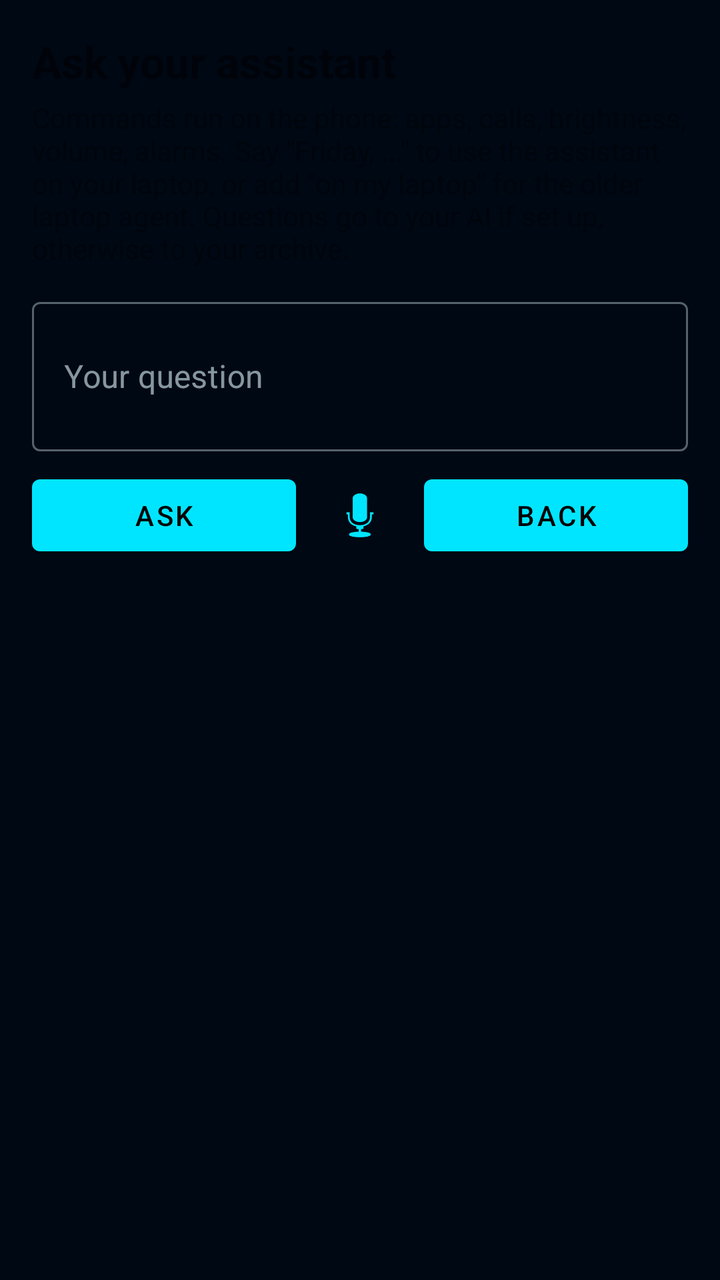
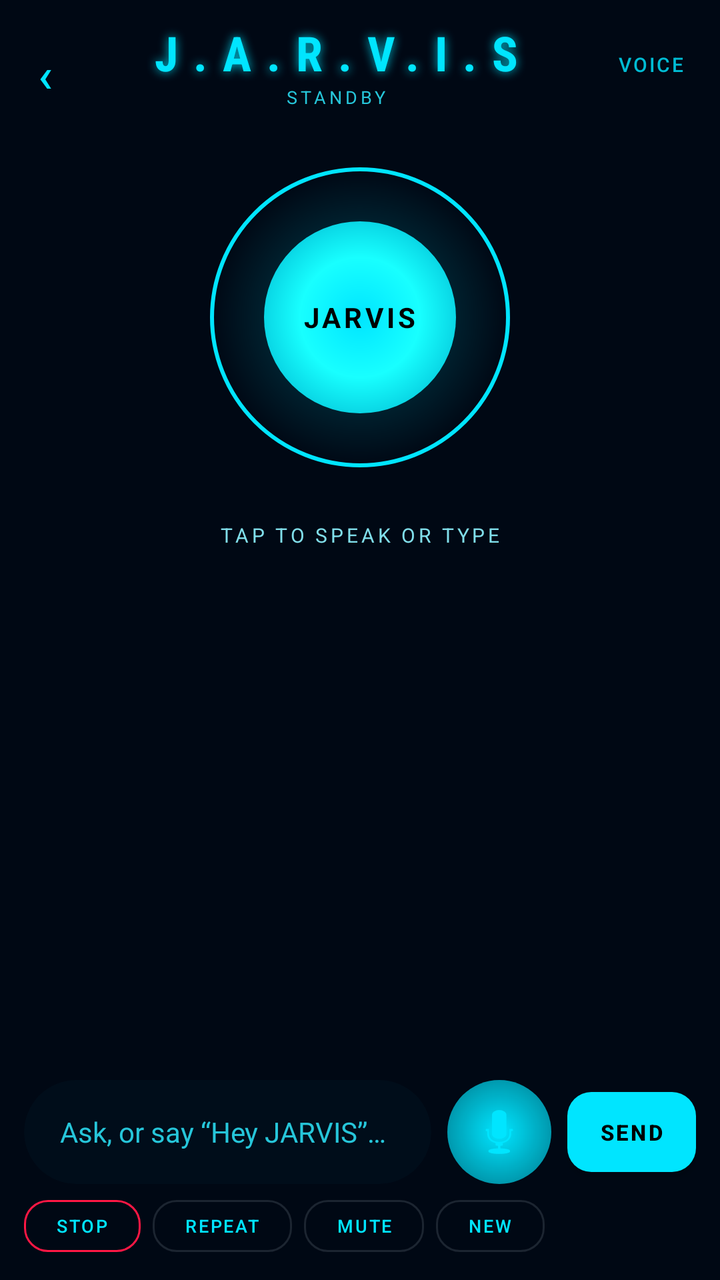

The first picture is an Android layout as it rendered before a commit; the second is the same layout after the commit. The layout source and the unified diff follow.
<!-- AndroidManifest.xml: application theme Theme.BonjeeNotifier -->
<!-- res/layout/activity_ask.xml -->
<?xml version="1.0" encoding="utf-8"?>
<LinearLayout xmlns:android="http://schemas.android.com/apk/res/android"
    xmlns:app="http://schemas.android.com/apk/res-auto"
    android:layout_width="match_parent"
    android:layout_height="match_parent"
    android:orientation="vertical"
    android:padding="16dp">

    <TextView
        android:layout_width="wrap_content"
        android:layout_height="wrap_content"
        android:text="Ask your assistant"
        android:textSize="22sp"
        android:textStyle="bold" />

    <TextView
        android:layout_width="match_parent"
        android:layout_height="wrap_content"
        android:layout_marginTop="4dp"
        android:layout_marginBottom="12dp"
        android:alpha="0.7"
        android:text="Commands run on the phone: apps, calls, brightness, volume, alarms. Say &quot;Friday, ...&quot; to use the assistant on your laptop, or add &quot;on my laptop&quot; for the older laptop agent. Questions go to your AI if set up, otherwise to your archive." />

    <com.google.android.material.textfield.TextInputLayout
        style="@style/Widget.MaterialComponents.TextInputLayout.OutlinedBox"
        android:layout_width="match_parent"
        android:layout_height="wrap_content"
        android:hint="Your question">

        <com.google.android.material.textfield.TextInputEditText
            android:id="@+id/editQuestion"
            android:layout_width="match_parent"
            android:layout_height="wrap_content"
            android:inputType="textMultiLine"
            android:minLines="2" />
    </com.google.android.material.textfield.TextInputLayout>

    <LinearLayout
        android:layout_width="match_parent"
        android:layout_height="wrap_content"
        android:layout_marginTop="8dp"
        android:orientation="horizontal">

        <Button
            android:id="@+id/btnAsk"
            android:layout_width="0dp"
            android:layout_height="wrap_content"
            android:layout_weight="1"
            android:text="Ask" />

        <ImageButton
            android:id="@+id/btnMic"
            android:layout_width="48dp"
            android:layout_height="48dp"
            android:layout_gravity="center_vertical"
            android:layout_marginStart="8dp"
            android:layout_marginEnd="8dp"
            android:background="?attr/selectableItemBackgroundBorderless"
            android:contentDescription="Speak"
            android:src="@android:drawable/ic_btn_speak_now"
            android:tint="@color/cyan" />

        <Button
            android:id="@+id/btnBack"
            android:layout_width="0dp"
            android:layout_height="wrap_content"
            android:layout_weight="1"
            android:text="Back" />
    </LinearLayout>

    <Button
        android:id="@+id/btnCancel"
        android:layout_width="match_parent"
        android:layout_height="wrap_content"
        android:layout_marginTop="4dp"
        android:text="Cancel task on laptop"
        android:visibility="gone" />

    <ScrollView
        android:layout_width="match_parent"
        android:layout_height="0dp"
        android:layout_marginTop="12dp"
        android:layout_weight="1">

        <TextView
            android:id="@+id/txtAnswer"
            android:layout_width="match_parent"
            android:layout_height="wrap_content"
            android:fontFamily="monospace"
            android:textIsSelectable="true"
            android:textSize="13sp" />
    </ScrollView>

</LinearLayout>
<!-- resources referenced by this layout -->
<resources>
  <color name="cyan">#00e5ff</color>
  <style name="Theme.BonjeeNotifier" parent="Theme.MaterialComponents.DayNight.NoActionBar">
          <item name="colorPrimary">@color/cyan</item>
          <item name="colorPrimaryVariant">@color/cyan_bright</item>
          <item name="colorOnPrimary">@color/black</item>
          <item name="colorSecondary">@color/orange</item>
          <item name="colorSecondaryVariant">@color/orange_bright</item>
          <item name="colorOnSecondary">@color/black</item>
          <item name="android:statusBarColor">@color/bg_primary</item>
          <item name="android:navigationBarColor">@color/bg_primary</item>
          <item name="android:windowBackground">@color/bg_primary</item>
          <item name="colorSurface">@color/bg_card</item>
          <item name="colorOnSurface">@color/text_primary</item>
      </style>
  <color name="cyan_bright">#18ffff</color>
  <color name="black">#FF000000</color>
  <color name="orange">#ff6f00</color>
  <color name="orange_bright">#ff9100</color>
  <color name="bg_primary">#000814</color>
  <color name="bg_card">#000d1a</color>
  <color name="text_primary">#e0f7fa</color>
</resources>

<!-- the commit's change to res/layout/activity_ask.xml (unified diff, before → after) -->
@@ -3,92 +3,286 @@
     xmlns:app="http://schemas.android.com/apk/res-auto"
     android:layout_width="match_parent"
     android:layout_height="match_parent"
-    android:orientation="vertical"
-    android:padding="16dp">
+    android:background="@color/bg_primary"
+    android:orientation="vertical">
+
+    
+    <LinearLayout
+        android:layout_width="match_parent"
+        android:layout_height="wrap_content"
+        android:gravity="center_vertical"
+        android:orientation="horizontal"
+        android:paddingStart="10dp"
+        android:paddingTop="10dp"
+        android:paddingEnd="10dp"
+        android:paddingBottom="2dp">
+
+        <com.google.android.material.button.MaterialButton
+            android:id="@+id/btnBack"
+            style="@style/Widget.MaterialComponents.Button.TextButton"
+            android:layout_width="wrap_content"
+            android:layout_height="44dp"
+            android:minWidth="0dp"
+            android:text="‹"
+            android:textColor="@color/cyan"
+            android:textSize="24sp" />
+
+        <LinearLayout
+            android:layout_width="0dp"
+            android:layout_height="wrap_content"
+            android:layout_weight="1"
+            android:gravity="center"
+            android:orientation="vertical">
+
+            <TextView
+                android:layout_width="wrap_content"
+                android:layout_height="wrap_content"
+                android:fontFamily="sans-serif-condensed"
+                android:letterSpacing="0.32"
+                android:shadowColor="@color/cyan_glow"
+                android:shadowRadius="12"
+                android:text="J.A.R.V.I.S"
+                android:textColor="@color/cyan"
+                android:textSize="24sp"
+                android:textStyle="bold" />
+
+            <TextView
+                android:id="@+id/txtStatus"
+                android:layout_width="wrap_content"
+                android:layout_height="wrap_content"
+                android:letterSpacing="0.18"
+                android:text="STANDBY"
+                android:textColor="@color/text_dim"
+                android:textSize="9sp" />
+        </LinearLayout>
+
+        <com.google.android.material.button.MaterialButton
+            android:id="@+id/btnVoiceSettings"
+            style="@style/Widget.MaterialComponents.Button.TextButton"
+            android:layout_width="wrap_content"
+            android:layout_height="44dp"
+            android:minWidth="0dp"
+            android:text="VOICE"
+            android:textColor="@color/cyan_glow"
+            android:textSize="10sp" />
+    </LinearLayout>
+
+    
+    <FrameLayout
+        android:id="@+id/coreContainer"
+        android:layout_width="200dp"
+        android:layout_height="200dp"
+        android:layout_gravity="center_horizontal"
+        android:layout_marginTop="2dp">
+
+        <View
+            android:id="@+id/coreHalo"
+            android:layout_width="190dp"
+            android:layout_height="190dp"
+            android:layout_gravity="center"
+            android:alpha="0.30"
+            android:background="@drawable/glow_circle" />
+
+        <View
+            android:id="@+id/coreRing"
+            android:layout_width="150dp"
+            android:layout_height="150dp"
+            android:layout_gravity="center"
+            android:background="@drawable/core_ring" />
+
+        <View
+            android:id="@+id/coreInner"
+            android:layout_width="96dp"
+            android:layout_height="96dp"
+            android:layout_gravity="center"
+            android:background="@drawable/core_inner_glow" />
+
+        <TextView
+            android:id="@+id/txtCoreLabel"
+            android:layout_width="wrap_content"
+            android:layout_height="wrap_content"
+            android:layout_gravity="center"
+            android:letterSpacing="0.12"
+            android:text="JARVIS"
+            android:textColor="@color/black"
+            android:textSize="14sp"
+            android:textStyle="bold" />
+    </FrameLayout>
 
     <TextView
-        android:layout_width="wrap_content"
-        android:layout_height="wrap_content"
-        android:text="Ask your assistant"
-        android:textSize="22sp"
-        android:textStyle="bold" />
+        android:id="@+id/txtMicState"
+        android:layout_width="match_parent"
+        android:layout_height="wrap_content"
+        android:layout_marginTop="2dp"
+        android:gravity="center"
+        android:letterSpacing="0.16"
+        android:text="TAP TO SPEAK OR TYPE"
+        android:textColor="@color/text_secondary"
+        android:textSize="10sp" />
+
+    
+    <ScrollView
+        android:id="@+id/conversationScroll"
+        android:layout_width="match_parent"
+        android:layout_height="0dp"
+        android:layout_marginTop="6dp"
+        android:layout_weight="1"
+        android:clipToPadding="false"
+        android:fillViewport="true"
+        android:paddingStart="12dp"
+        android:paddingEnd="12dp"
+        android:scrollbars="none">
+
+        <LinearLayout
+            android:id="@+id/conversationList"
+            android:layout_width="match_parent"
+            android:layout_height="wrap_content"
+            android:gravity="bottom"
+            android:orientation="vertical"
+            android:paddingTop="4dp"
+            android:paddingBottom="8dp" />
+    </ScrollView>
 
     <TextView
-        android:layout_width="match_parent"
-        android:layout_height="wrap_content"
-        android:layout_marginTop="4dp"
-        android:layout_marginBottom="12dp"
-        android:alpha="0.7"
-        android:text="Commands run on the phone: apps, calls, brightness, volume, alarms. Say &quot;Friday, ...&quot; to use the assistant on your laptop, or add &quot;on my laptop&quot; for the older laptop agent. Questions go to your AI if set up, otherwise to your archive." />
-
-    <com.google.android.material.textfield.TextInputLayout
-        style="@style/Widget.MaterialComponents.TextInputLayout.OutlinedBox"
-        android:layout_width="match_parent"
-        android:layout_height="wrap_content"
-        android:hint="Your question">
-
-        <com.google.android.material.textfield.TextInputEditText
-            android:id="@+id/editQuestion"
-            android:layout_width="match_parent"
-            android:layout_height="wrap_content"
-            android:inputType="textMultiLine"
-            android:minLines="2" />
-    </com.google.android.material.textfield.TextInputLayout>
-
+        android:id="@+id/txtLive"
+        android:layout_width="match_parent"
+        android:layout_height="wrap_content"
+        android:ellipsize="end"
+        android:maxLines="2"
+        android:paddingStart="18dp"
+        android:paddingTop="2dp"
+        android:paddingEnd="18dp"
+        android:text=""
+        android:textColor="@color/amber"
+        android:textSize="10sp" />
+
+    
     <LinearLayout
         android:layout_width="match_parent"
         android:layout_height="wrap_content"
-        android:layout_marginTop="8dp"
-        android:orientation="horizontal">
-
-        <Button
-            android:id="@+id/btnAsk"
+        android:gravity="center_vertical"
+        android:orientation="horizontal"
+        android:paddingStart="12dp"
+        android:paddingTop="6dp"
+        android:paddingEnd="12dp"
+        android:paddingBottom="2dp">
+
+        <com.google.android.material.card.MaterialCardView
             android:layout_width="0dp"
-            android:layout_height="wrap_content"
+            android:layout_height="52dp"
             android:layout_weight="1"
-            android:text="Ask" />
+            app:cardBackgroundColor="@color/bg_card"
+            app:cardCornerRadius="26dp"
+            app:cardElevation="0dp"
+            app:strokeColor="@color/border_cyan"
+            app:strokeWidth="1dp">
+
+            <EditText
+                android:id="@+id/editQuestion"
+                android:layout_width="match_parent"
+                android:layout_height="match_parent"
+                android:background="@android:color/transparent"
+                android:hint="Ask, or say “Hey JARVIS”…"
+                android:imeOptions="actionSend"
+                android:inputType="textCapSentences|textMultiLine"
+                android:maxLines="3"
+                android:paddingStart="18dp"
+                android:paddingEnd="12dp"
+                android:textColor="@color/text_primary"
+                android:textColorHint="@color/text_dim"
+                android:textSize="14sp" />
+        </com.google.android.material.card.MaterialCardView>
 
         <ImageButton
             android:id="@+id/btnMic"
-            android:layout_width="48dp"
-            android:layout_height="48dp"
-            android:layout_gravity="center_vertical"
+            android:layout_width="52dp"
+            android:layout_height="52dp"
             android:layout_marginStart="8dp"
-            android:layout_marginEnd="8dp"
-            android:background="?attr/selectableItemBackgroundBorderless"
+            android:background="@drawable/glow_circle"
             android:contentDescription="Speak"
+            android:padding="12dp"
             android:src="@android:drawable/ic_btn_speak_now"
             android:tint="@color/cyan" />
 
-        <Button
-            android:id="@+id/btnBack"
-            android:layout_width="0dp"
-            android:layout_height="wrap_content"
-            android:layout_weight="1"
-            android:text="Back" />
+        <com.google.android.material.button.MaterialButton
+            android:id="@+id/btnAsk"
+            style="@style/JarvisButton"
+            android:layout_width="wrap_content"
+            android:layout_height="52dp"
+            android:layout_marginStart="8dp"
+            android:minWidth="64dp"
+            android:text="SEND"
+            android:textColor="@color/black"
+            android:textSize="11sp"
+            app:backgroundTint="@color/cyan" />
     </LinearLayout>
 
-    <Button
-        android:id="@+id/btnCancel"
-        android:layout_width="match_parent"
-        android:layout_height="wrap_content"
-        android:layout_marginTop="4dp"
-        android:text="Cancel task on laptop"
-        android:visibility="gone" />
-
-    <ScrollView
-        android:layout_width="match_parent"
-        android:layout_height="0dp"
-        android:layout_marginTop="12dp"
-        android:layout_weight="1">
-
-        <TextView
-            android:id="@+id/txtAnswer"
-            android:layout_width="match_parent"
-            android:layout_height="wrap_content"
-            android:fontFamily="monospace"
-            android:textIsSelectable="true"
-            android:textSize="13sp" />
-    </ScrollView>
-
+    
+    <HorizontalScrollView
+        android:layout_width="match_parent"
+        android:layout_height="wrap_content"
+        android:scrollbars="none"
+        android:paddingStart="12dp"
+        android:paddingEnd="12dp">
+
+        <LinearLayout
+            android:layout_width="wrap_content"
+            android:layout_height="wrap_content"
+            android:gravity="center_vertical"
+            android:orientation="horizontal"
+            android:paddingBottom="8dp">
+
+            <com.google.android.material.button.MaterialButton
+                android:id="@+id/btnStop"
+                style="@style/JarvisButton.Outlined"
+                android:layout_width="wrap_content"
+                android:layout_height="38dp"
+                android:minWidth="0dp"
+                android:text="STOP"
+                android:textSize="9sp"
+                app:strokeColor="@color/red" />
+
+            <com.google.android.material.button.MaterialButton
+                android:id="@+id/btnRepeat"
+                style="@style/JarvisButton.Outlined"
+                android:layout_width="wrap_content"
+                android:layout_height="38dp"
+                android:layout_marginStart="6dp"
+                android:minWidth="0dp"
+                android:text="REPEAT"
+                android:textSize="9sp" />
+
+            <com.google.android.material.button.MaterialButton
+                android:id="@+id/btnMute"
+                style="@style/JarvisButton.Outlined"
+                android:layout_width="wrap_content"
+                android:layout_height="38dp"
+                android:layout_marginStart="6dp"
+                android:minWidth="0dp"
+                android:text="MUTE"
+                android:textSize="9sp" />
+
+            <com.google.android.material.button.MaterialButton
+                android:id="@+id/btnNew"
+                style="@style/JarvisButton.Outlined"
+                android:layout_width="wrap_content"
+                android:layout_height="38dp"
+                android:layout_marginStart="6dp"
+                android:minWidth="0dp"
+                android:text="NEW"
+                android:textSize="9sp" />
+
+            <com.google.android.material.button.MaterialButton
+                android:id="@+id/btnCancel"
+                style="@style/JarvisButton.Outlined"
+                android:layout_width="wrap_content"
+                android:layout_height="38dp"
+                android:layout_marginStart="6dp"
+                android:minWidth="0dp"
+                android:text="CANCEL LAPTOP TASK"
+                android:textSize="9sp"
+                android:visibility="gone"
+                app:strokeColor="@color/orange" />
+        </LinearLayout>
+    </HorizontalScrollView>
 </LinearLayout>
<!-- resource entries referenced after the edit -->
@@ -1,6 +1,8 @@
 <!-- resources referenced by this layout -->
 <resources>
+  <color name="amber">#ffc107</color>
   <color name="cyan">#00e5ff</color>
+  <color name="cyan_glow">#00bcd4</color>
   <style name="Theme.BonjeeNotifier" parent="Theme.MaterialComponents.DayNight.NoActionBar">
           <item name="colorPrimary">@color/cyan</item>
           <item name="colorPrimaryVariant">@color/cyan_bright</item>
@@ -16,10 +18,56 @@
       </style>
   <color name="cyan_bright">#18ffff</color>
   <color name="black">#FF000000</color>
+  <color name="border_cyan">#00e5ff33</color>
   <color name="orange">#ff6f00</color>
+  <color name="red">#ff1744</color>
+  <color name="text_dim">#26c6da</color>
   <color name="orange_bright">#ff9100</color>
   <color name="bg_primary">#000814</color>
   <color name="bg_card">#000d1a</color>
   <color name="text_primary">#e0f7fa</color>
+  <color name="text_secondary">#80deea</color>
+  <!-- drawable core_inner_glow (drawable) -->
+  <?xml version="1.0" encoding="utf-8"?>
+  <shape xmlns:android="http://schemas.android.com/apk/res/android"
+      android:shape="oval">
+      <gradient
+          android:gradientRadius="60dp"
+          android:startColor="#00e5ff"
+          android:centerColor="#18ffff"
+          android:endColor="#00bcd4"
+          android:type="radial" />
+  </shape>
+  <!-- drawable core_ring (drawable) -->
+  <?xml version="1.0" encoding="utf-8"?>
+  <shape xmlns:android="http://schemas.android.com/apk/res/android"
+      android:shape="oval">
+      <stroke
+          android:width="2dp"
+          android:color="@color/cyan" />
+      <solid android:color="#00e5ff11" />
+  </shape>
+  <!-- drawable glow_circle (drawable) -->
+  <?xml version="1.0" encoding="utf-8"?>
+  <shape xmlns:android="http://schemas.android.com/apk/res/android"
+      android:shape="oval">
+      <gradient
+          android:gradientRadius="150dp"
+          android:startColor="#00e5ff"
+          android:centerColor="#00e5ff33"
+          android:endColor="#00e5ff00"
+          android:type="radial" />
+  </shape>
+  <style name="JarvisButton" parent="Widget.MaterialComponents.Button">
+          <item name="cornerRadius">12dp</item>
+          <item name="android:textAllCaps">true</item>
+          <item name="android:letterSpacing">0.1</item>
+          <item name="android:textStyle">bold</item>
+      </style>
+  <style name="JarvisButton.Outlined" parent="Widget.MaterialComponents.Button.OutlinedButton">
+          <item name="cornerRadius">12dp</item>
+          <item name="android:textAllCaps">true</item>
+          <item name="android:letterSpacing">0.1</item>
+      </style>
 </resources>
 
